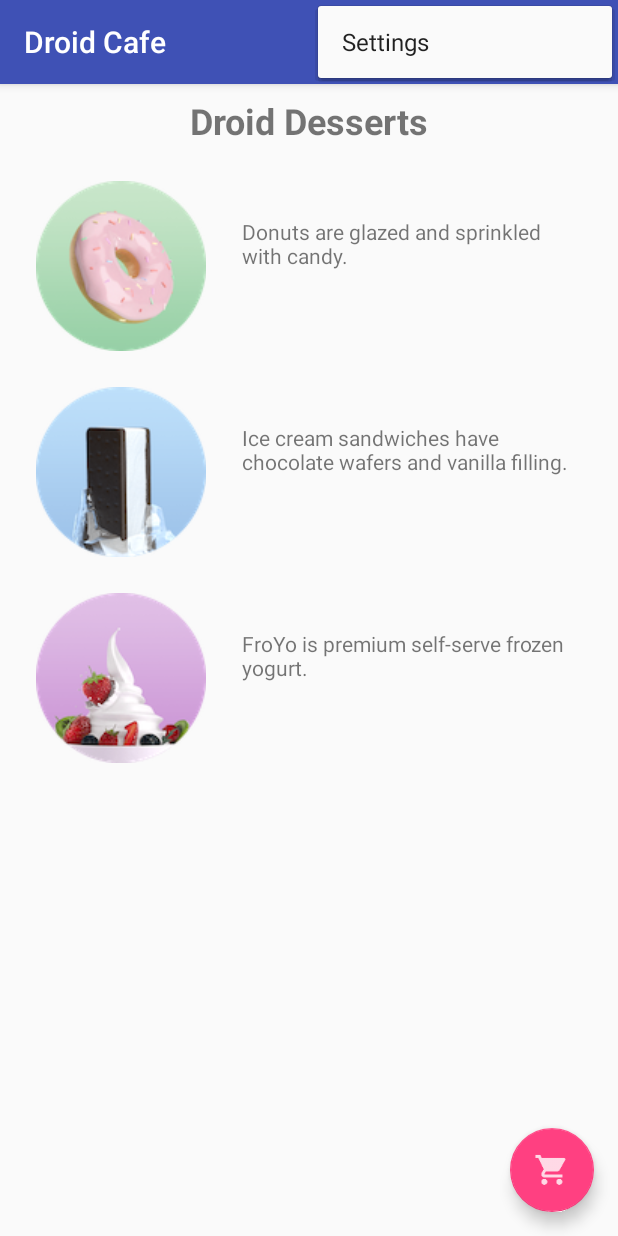
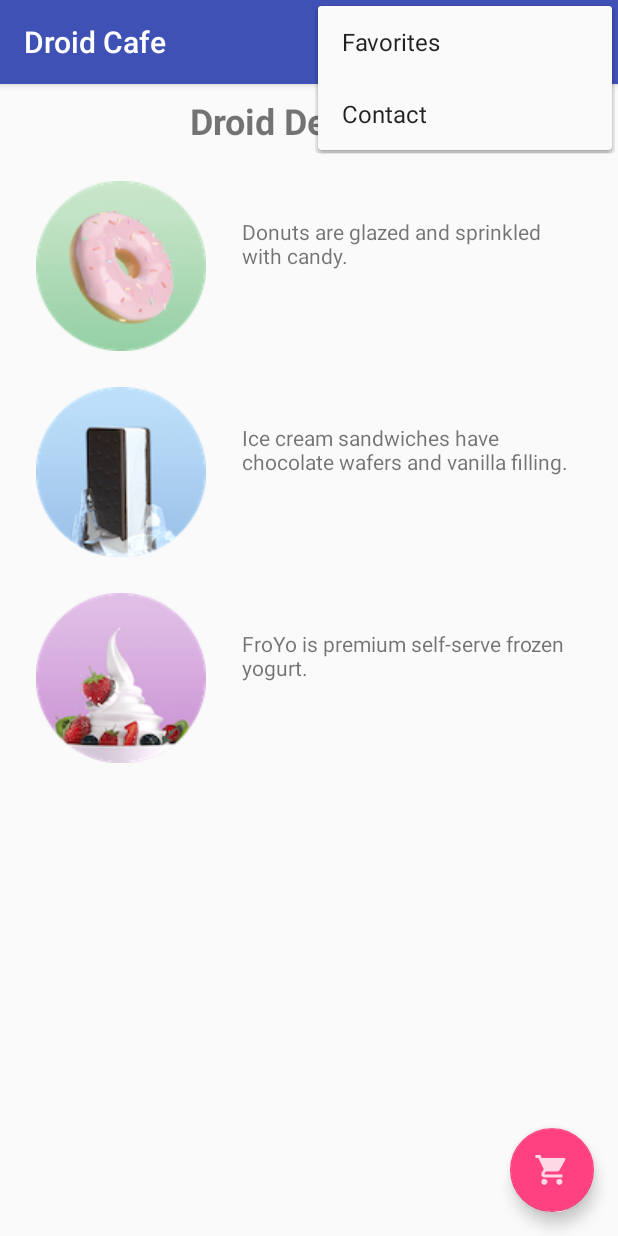
Before and after one commit to LolaAbudu/DroidCafeInput, an Android app: the screen it shows after launch (MainActivity), with the options menu open, on a phone screen of 412 x 824 dp. Run offline under Robolectric (Android 15) with nearby library versions, the phone set to English and light mode, and no system bars.

Commit message:
commit menus and pickers

```diff
--- a/app/src/main/res/menu/menu_main.xml
+++ b/app/src/main/res/menu/menu_main.xml
@@ -19,8 +19,26 @@
     xmlns:tools="http://schemas.android.com/tools"
     tools:context="com.example.android.droidcafeinput.MainActivity">
     <item
-        android:id="@+id/action_settings"
+        android:id="@+id/action_contact"
         android:orderInCategory="100"
-        android:title="@string/action_settings"
+        android:title="@string/action_contact"
         app:showAsAction="never" />
+
+    <item android:id="@+id/action_order"
+        android:icon="@drawable/ic_shopping_cart"
+        android:orderInCategory="10"
+        android:title="@string/action_order"
+        app:showAsAction="always"/>
+
+    <item android:id="@+id/action_status"
+        android:icon="@drawable/ic_status_info"
+        android:orderInCategory="20"
+        android:title="@string/action_status"
+        app:showAsAction="always"/>
+
+    <item android:id="@+id/action_favorites"
+        android:icon="@drawable/ic_favorite_info"
+        android:orderInCategory="30"
+        android:title="@string/action_favorites"
+        app:showAsAction="ifRoom"/>
 </menu>
--- a/app/src/main/res/values/strings.xml
+++ b/app/src/main/res/values/strings.xml
@@ -41,6 +41,15 @@
         service</string>
     <string name="next_day_ground_delivery">Next day ground delivery</string>
     <string name="pick_up">Pick up</string>
+    <string name="action_contact">Contact</string>
+    <string name="action_order">Order</string>
+    <string name="action_status">Status</string>
+    <string name="action_favorites">Favorites</string>
+
+    <string name="action_order_message">You selected Order.</string>
+    <string name="action_status_message">You selected Status.</string>
+    <string name="action_favorites_message">You selected Favorites.</string>
+    <string name="action_contact_message">You selected Contact.</string>
 
     <string-array name="labels_array">
         <item>Home</item>
```
Also changed, not shown: app/src/main/java/com/example/android/droidcafeinput/MainActivity.java (+18 -10 lines), app/src/main/res/drawable-hdpi/ic_favorite_info.png (added), app/src/main/res/drawable-hdpi/ic_status_info.png (added), app/src/main/res/drawable-mdpi/ic_favorite_info.png (added), app/src/main/res/drawable-mdpi/ic_status_info.png (added), app/src/main/res/drawable-xhdpi/ic_favorite_info.png (added), app/src/main/res/drawable-xhdpi/ic_status_info.png (added), app/src/main/res/drawable-xxhdpi/ic_favorite_info.png (added), app/src/main/res/drawable-xxhdpi/ic_status_info.png (added), app/src/main/res/drawable-xxxhdpi/ic_favorite_info.png (added), app/src/main/res/drawable-xxxhdpi/ic_status_info.png (added), 432 other files.
